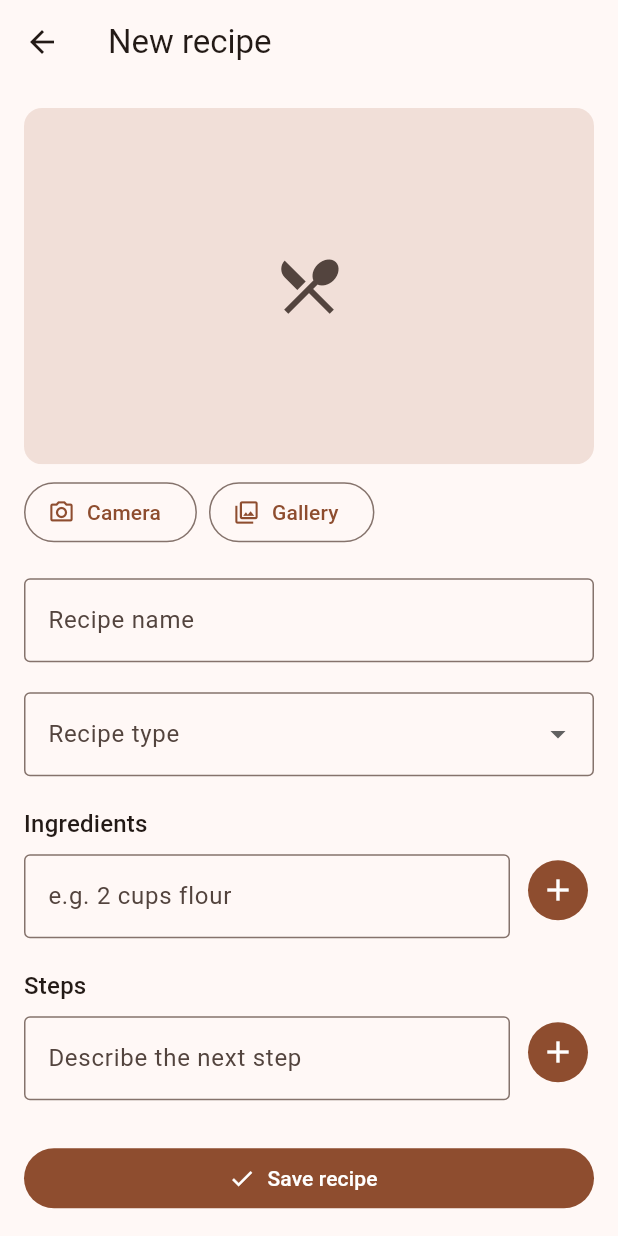
After one commit to wilymanhoward/recipe_app, a Flutter app: the screen it shows after launch, after a tap on "Add recipe", on a phone screen of 412 x 824 dp. The commit adds this screen. Run offline on Flutter 3.47's test engine with Material 3 defaults, Android fonts, the phone set to English and light mode, and no system bars; our stand-ins replace get_it, image_picker, material_ui, sqflite; accounts and stored records are empty.

Commit message:
Phase 3: create/edit recipe form with photo, ingredients and steps

```diff
--- a/lib/core/di/locator.dart
+++ b/lib/core/di/locator.dart
@@ -2,6 +2,7 @@ import 'package:flutter/services.dart';
 import 'package:get_it/get_it.dart';
 
 import '../../data/local/app_database.dart';
+import '../../data/local/image_storage.dart';
 import '../../data/repositories/recipe_repository.dart';
 import '../../data/repositories/recipe_type_repository.dart';
 
@@ -19,5 +20,6 @@ Future<void> setupLocator() async {
     )
     ..registerLazySingleton<RecipeTypeRepository>(
       () => AssetRecipeTypeRepository(rootBundle),
-    );
+    )
+    ..registerLazySingleton<ImageStorage>(DeviceImageStorage.new);
 }
--- /dev/null
+++ b/lib/viewmodels/recipe_form_view_model.dart
@@ -0,0 +1,210 @@
+import 'dart:async';
+
+import 'package:flutter/foundation.dart';
+import 'package:image_picker/image_picker.dart';
+
+import '../data/local/image_storage.dart';
+import '../data/repositories/recipe_repository.dart';
+import '../data/repositories/recipe_type_repository.dart';
+import '../models/recipe.dart';
+import '../models/recipe_type.dart';
+
+enum RecipeSection { ingredients, steps }
+
+/// State for the create/edit form. With [initial] it edits that recipe,
+/// otherwise it creates a new one.
+class RecipeFormViewModel extends ChangeNotifier {
+  RecipeFormViewModel({
+    // Private named parameters: callers still write `recipeRepository:`.
+    required this._recipeRepository,
+    required RecipeTypeRepository recipeTypeRepository,
+    required this._imageStorage,
+    Recipe? initial,
+  }) : _initial = initial,
+       recipeTypes = recipeTypeRepository.getAll(),
+       _title = initial?.title ?? '',
+       _typeId = initial?.typeId,
+       _imagePath = initial?.imagePath,
+       _items = {
+         RecipeSection.ingredients: [...?initial?.ingredients],
+         RecipeSection.steps: [...?initial?.steps],
+       };
+
+  final RecipeRepository _recipeRepository;
+  final ImageStorage _imageStorage;
+  final Recipe? _initial;
+  final Future<List<RecipeType>> recipeTypes;
+
+  String _title;
+  int? _typeId;
+  String? _imagePath;
+  final Map<RecipeSection, List<String>> _items;
+  bool _hasChanges = false;
+  bool _isSaving = false;
+  bool _isSaved = false;
+  bool _isDisposed = false;
+  String? _errorMessage;
+
+  bool get isEditing => _initial != null;
+  String get title => _title;
+  int? get typeId => _typeId;
+  String? get imagePath => _imagePath;
+  bool get isSaving => _isSaving;
+
+  /// Message for a failed pick or save, shown once by the view.
+  String? get errorMessage => _errorMessage;
+
+  /// True when leaving now would lose the user's edits.
+  bool get hasUnsavedChanges => _hasChanges && !_isSaved;
+
+  List<String> items(RecipeSection section) =>
+      List.unmodifiable(_items[section]!);
+
+  void setTitle(String value) {
+    _title = value;
+    _changed();
+  }
+
+  void setType(int? typeId) {
+    _typeId = typeId;
+    _changed();
+  }
+
+  void addItem(RecipeSection section, String text) {
+    final value = text.trim();
+    if (value.isEmpty) return;
+    _items[section]!.add(value);
+    _changed();
+  }
+
+  void updateItem(RecipeSection section, int index, String text) {
+    final value = text.trim();
+    if (value.isEmpty) return;
+    _items[section]![index] = value;
+    _changed();
+  }
+
+  void removeItem(RecipeSection section, int index) {
+    _items[section]!.removeAt(index);
+    _changed();
+  }
+
+  void moveItem(RecipeSection section, int oldIndex, int newIndex) {
+    final list = _items[section]!;
+    list.insert(newIndex, list.removeAt(oldIndex));
+    _changed();
+  }
+
+  Future<void> pickImage(ImageSource source) async {
+    try {
+      final path = await _imageStorage.pick(source);
+      if (path == null) return;
+      if (_isDisposed) {
+        // The form was closed while the picker was open.
+        unawaited(_imageStorage.delete(path));
+        return;
+      }
+      _replaceImage(path);
+    } catch (_) {
+      if (_isDisposed) return;
+      _errorMessage = 'Could not load that photo.';
+      notifyListeners();
+    }
+  }
+
+  void removeImage() => _replaceImage(null);
+
+  void clearError() => _errorMessage = null;
+
+  String? validateTitle(String? value) =>
+      (value ?? '').trim().isEmpty ? 'Enter a recipe name' : null;
+
+  String? validateType(int? value) =>
+      value == null ? 'Choose a recipe type' : null;
+
+  String? validateItems(RecipeSection section) {
+    if (_items[section]!.isNotEmpty) return null;
+    return section == RecipeSection.ingredients
+        ? 'Add at least one ingredient'
+        : 'Add at least one step';
+  }
+
+  /// Returns the saved recipe, or null if saving failed or the form is
+  /// incomplete (then [errorMessage] says why).
+  Future<Recipe?> save() async {
+    final typeId = _typeId;
+    if (_isSaving) return null;
+    if (validateTitle(_title) != null ||
+        typeId == null ||
+        validateItems(RecipeSection.ingredients) != null ||
+        validateItems(RecipeSection.steps) != null) {
+      _errorMessage = 'Please complete the highlighted fields.';
+      notifyListeners();
+      return null;
+    }
+
+    _isSaving = true;
+    _errorMessage = null;
+    notifyListeners();
+    try {
+      final initial = _initial;
+      final recipe = Recipe(
+        id: initial?.id,
+        title: _title.trim(),
+        typeId: typeId,
+        imagePath: _imagePath,
+        ingredients: List.of(_items[RecipeSection.ingredients]!),
+        steps: List.of(_items[RecipeSection.steps]!),
+        createdAt: initial?.createdAt ?? DateTime.now(),
+      );
+
+      final Recipe saved;
+      if (initial == null) {
+        saved = await _recipeRepository.insert(recipe);
+      } else {
+        await _recipeRepository.update(recipe);
+        saved = recipe;
+        // Only now is the old photo no longer referenced by the database.
+        final oldImage = initial.imagePath;
+        if (oldImage != null && oldImage != _imagePath) {
+          unawaited(_imageStorage.delete(oldImage));
+        }
+      }
+      _isSaved = true;
+      return saved;
+    } catch (_) {
+      _errorMessage = 'Could not save the recipe. Please try again.';
+      return null;
+    } finally {
+      _isSaving = false;
+      notifyListeners();
+    }
+  }
+
+  void _replaceImage(String? path) {
+    _deleteIfUnsaved(_imagePath);
+    _imagePath = path;
+    _changed();
+  }
+
+  /// Deletes a photo picked in this form that the database never saw.
+  /// The recipe's original photo is kept until the edit is saved.
+  void _deleteIfUnsaved(String? path) {
+    if (path != null && path != _initial?.imagePath) {
+      unawaited(_imageStorage.delete(path));
+    }
+  }
+
+  void _changed() {
+    _hasChanges = true;
+    notifyListeners();
+  }
+
+  @override
+  void dispose() {
+    // Leaving without saving: clean up any photo picked in this form.
+    if (!_isSaved) _deleteIfUnsaved(_imagePath);
+    _isDisposed = true;
+    super.dispose();
+  }
+}
--- /dev/null
+++ b/lib/views/recipes/editable_list_field.dart
@@ -0,0 +1,186 @@
+import 'package:material_ui/material_ui.dart';
+
+/// An editable list of text items (ingredients or steps): add with the text
+/// field, tap an item to edit it, drag the handle to reorder, delete with
+/// the bin icon.
+class EditableListField extends StatefulWidget {
+  const EditableListField({
+    super.key,
+    required this.label,
+    required this.hintText,
+    required this.items,
+    required this.numbered,
+    required this.onAdd,
+    required this.onEdit,
+    required this.onRemove,
+    required this.onReorder,
+    this.errorText,
+  });
+
+  final String label;
+  final String hintText;
+  final List<String> items;
+
+  /// Numbers the items (steps) instead of using bullets (ingredients).
+  final bool numbered;
+  final ValueChanged<String> onAdd;
+  final void Function(int index, String value) onEdit;
+  final ValueChanged<int> onRemove;
+  final void Function(int oldIndex, int newIndex) onReorder;
+  final String? errorText;
+
+  @override
+  State<EditableListField> createState() => _EditableListFieldState();
+}
+
+class _EditableListFieldState extends State<EditableListField> {
+  final TextEditingController _controller = TextEditingController();
+
+  @override
+  void dispose() {
+    _controller.dispose();
+    super.dispose();
+  }
+
+  void _add() {
+    if (_controller.text.trim().isEmpty) return;
+    widget.onAdd(_controller.text);
+    _controller.clear();
+  }
+
+  Future<void> _edit(int index) async {
+    final value = await showDialog<String>(
+      context: context,
+      builder: (_) => _EditItemDialog(
+        title: 'Edit ${widget.numbered ? 'step' : 'ingredient'}',
+        initialValue: widget.items[index],
+      ),
+    );
+    if (value != null) widget.onEdit(index, value);
+  }
+
+  @override
+  Widget build(BuildContext context) {
+    final theme = Theme.of(context);
+    final errorText = widget.errorText;
+
+    return Column(
+      crossAxisAlignment: CrossAxisAlignment.stretch,
+      children: [
+        Text(widget.label, style: theme.textTheme.titleMedium),
+        const SizedBox(height: 4),
+        ReorderableListView.builder(
+          shrinkWrap: true,
+          physics: const NeverScrollableScrollPhysics(),
+          buildDefaultDragHandles: false,
+          itemCount: widget.items.length,
+          onReorderItem: widget.onReorder,
+          itemBuilder: (context, index) {
+            final item = widget.items[index];
+            return ListTile(
+              key: ValueKey('$index:$item'),
+              contentPadding: EdgeInsets.zero,
+              leading: widget.numbered
+                  ? CircleAvatar(radius: 14, child: Text('${index + 1}'))
+                  : const Icon(Icons.circle, size: 8),
+              title: Text(item),
+              onTap: () => _edit(index),
+              trailing: Row(
+                mainAxisSize: MainAxisSize.min,
+                children: [
+                  IconButton(
+                    tooltip: 'Delete',
+                    icon: const Icon(Icons.delete_outline),
+                    onPressed: () => widget.onRemove(index),
+                  ),
+                  ReorderableDragStartListener(
+                    index: index,
+                    child: const Padding(
+                      padding: EdgeInsets.all(8),
+                      child: Icon(Icons.drag_handle),
+                    ),
+                  ),
+                ],
+              ),
+            );
+          },
+        ),
+        const SizedBox(height: 4),
+        Row(
+          crossAxisAlignment: CrossAxisAlignment.start,
+          children: [
+            Expanded(
+              child: TextField(
+                controller: _controller,
+                // Single line so Enter adds the item instead of a newline.
+                textCapitalization: TextCapitalization.sentences,
+                textInputAction: TextInputAction.done,
+                onSubmitted: (_) => _add(),
+                decoration: InputDecoration(
+                  hintText: widget.hintText,
+                  errorText: errorText,
+                ),
+              ),
+            ),
+            const SizedBox(width: 8),
+            IconButton.filled(
+              tooltip: 'Add',
+              icon: const Icon(Icons.add),
+              onPressed: _add,
+            ),
+          ],
+        ),
+      ],
+    );
+  }
+}
+
+class _EditItemDialog extends StatefulWidget {
+  const _EditItemDialog({required this.title, required this.initialValue});
+
+  final String title;
+  final String initialValue;
+
+  @override
+  State<_EditItemDialog> createState() => _EditItemDialogState();
+}
+
+class _EditItemDialogState extends State<_EditItemDialog> {
+  late final TextEditingController _controller = TextEditingController(
+    text: widget.initialValue,
+  );
+
+  @override
+  void dispose() {
+    _controller.dispose();
+    super.dispose();
+  }
+
+  void _submit() {
+    if (_controller.text.trim().isEmpty) return;
+    Navigator.of(context).pop(_controller.text);
+  }
+
+  @override
+  Widget build(BuildContext context) {
+    return AlertDialog(
+      title: Text(widget.title),
+      content: TextField(
+        controller: _controller,
+        autofocus: true,
+        minLines: 1,
+        maxLines: 6,
+        textCapitalization: TextCapitalization.sentences,
+        textInputAction: TextInputAction.done,
+        onSubmitted: (_) => _submit(),
+      ),
+      actions: [
+        TextButton(
+          onPressed: () => Navigator.of(context).pop(),
+          child: const Text('Cancel'),
+        ),
+        FilledButton(onPressed: _submit, child: const Text('Save')),
+      ],
+    );
+  }
+}
--- a/lib/views/recipes/recipe_card.dart
+++ b/lib/views/recipes/recipe_card.dart
@@ -20,6 +20,9 @@ class RecipeCard extends StatelessWidget {
   final Recipe recipe;
   final String typeName;
   final VoidCallback? onTap;
+
+  static String _count(int count, String noun) =>
+      '$count $noun${count == 1 ? '' : 's'}';
 
   @override
   Widget build(BuildContext context) {
@@ -57,8 +60,8 @@ class RecipeCard extends StatelessWidget {
                     ),
                     const Spacer(),
                     Text(
-                      '${recipe.ingredients.length} ingredients · '
-                      '${recipe.steps.length} steps',
+                      '${_count(recipe.ingredients.length, 'ingredient')} · '
+                      '${_count(recipe.steps.length, 'step')}',
                       maxLines: 1,
                       overflow: TextOverflow.ellipsis,
                       style: theme.textTheme.bodySmall?.copyWith(
--- /dev/null
+++ b/lib/views/recipes/recipe_form_page.dart
@@ -0,0 +1,263 @@
+import 'package:image_picker/image_picker.dart';
+import 'package:material_ui/material_ui.dart';
+import 'package:provider/provider.dart';
+
+import '../../core/di/locator.dart';
+import '../../models/recipe.dart';
+import '../../models/recipe_type.dart';
+import '../../viewmodels/recipe_form_view_model.dart';
+import '../widgets/recipe_image.dart';
+import 'editable_list_field.dart';
+
+/// Create a recipe, or edit [Recipe] when one is passed to [route].
+/// Pops with the saved recipe.
+class RecipeFormPage extends StatefulWidget {
+  const RecipeFormPage({super.key});
+
+  static Route<Recipe> route({Recipe? recipe}) {
+    return MaterialPageRoute<Recipe>(
+      builder: (_) => ChangeNotifierProvider(
+        create: (_) => RecipeFormViewModel(
+          recipeRepository: locator(),
+          recipeTypeRepository: locator(),
+          imageStorage: locator(),
+          initial: recipe,
+        ),
+        child: const RecipeFormPage(),
+      ),
+    );
+  }
+
+  @override
+  State<RecipeFormPage> createState() => _RecipeFormPageState();
+}
+
+class _RecipeFormPageState extends State<RecipeFormPage> {
+  final GlobalKey<FormState> _formKey = GlobalKey<FormState>();
+
+  Future<void> _save(RecipeFormViewModel viewModel) async {
+    FocusScope.of(context).unfocus();
+    if (!_formKey.currentState!.validate()) return;
+    final saved = await viewModel.save();
+    if (!mounted || saved == null) return;
+    Navigator.of(context).pop(saved);
+  }
+
+  Future<void> _confirmDiscard() async {
+    final discard = await showDialog<bool>(
+      context: context,
+      builder: (context) => AlertDialog(
+        title: const Text('Discard changes?'),
+        content: const Text('Your changes to this recipe will be lost.'),
+        actions: [
+          TextButton(
+            onPressed: () => Navigator.of(context).pop(false),
+            child: const Text('Keep editing'),
+          ),
+          FilledButton(
+            onPressed: () => Navigator.of(context).pop(true),
+            child: const Text('Discard'),
+          ),
+        ],
+      ),
+    );
+    if ((discard ?? false) && mounted) Navigator.of(context).pop();
+  }
+
+  void _showError(RecipeFormViewModel viewModel) {
+    final message = viewModel.errorMessage;
+    if (message == null) return;
+    viewModel.clearError();
+    WidgetsBinding.instance.addPostFrameCallback((_) {
+      if (!mounted) return;
+      ScaffoldMessenger.of(context)
+        ..hideCurrentSnackBar()
+        ..showSnackBar(SnackBar(content: Text(message)));
+    });
+  }
+
+  @override
+  Widget build(BuildContext context) {
+    final viewModel = context.watch<RecipeFormViewModel>();
+    _showError(viewModel);
+
+    return PopScope<Recipe>(
+      canPop: !viewModel.hasUnsavedChanges,
+      onPopInvokedWithResult: (didPop, _) {
+        if (!didPop) _confirmDiscard();
+      },
+      child: Scaffold(
+        appBar: AppBar(
+          title: Text(viewModel.isEditing ? 'Edit recipe' : 'New recipe'),
+        ),
+        body: SafeArea(
+          child: FutureBuilder<List<RecipeType>>(
+            future: viewModel.recipeTypes,
+            builder: (context, snapshot) {
+              if (snapshot.hasError) {
+                return const Center(
+                  child: Text('Could not load recipe types.'),
+                );
+              }
+              if (!snapshot.hasData) {
+                return const Center(child: CircularProgressIndicator());
+              }
+              return _buildForm(viewModel, snapshot.requireData);
+            },
+          ),
+        ),
+      ),
+    );
+  }
+
+  Widget _buildForm(RecipeFormViewModel viewModel, List<RecipeType> types) {
+    const gap = SizedBox(height: 20);
+
+    return Form(
+      key: _formKey,
+      child: SingleChildScrollView(
+        padding: const EdgeInsets.all(16),
+        child: Center(
+          // Keeps lines readable on tablets and in landscape.
+          child: ConstrainedBox(
+            constraints: const BoxConstraints(maxWidth: 720),
+            child: Column(
+              crossAxisAlignment: CrossAxisAlignment.stretch,
+              children: [
+                _ImagePickerSection(viewModel: viewModel),
+                gap,
+                TextFormField(
+                  initialValue: viewModel.title,
+                  decoration: const InputDecoration(labelText: 'Recipe name'),
+                  textCapitalization: TextCapitalization.words,
+                  textInputAction: TextInputAction.next,
+                  onChanged: viewModel.setTitle,
+                  validator: viewModel.validateTitle,
+                ),
+                gap,
+                DropdownButtonFormField<int>(
+                  initialValue: viewModel.typeId,
+                  isExpanded: true,
+                  decoration: const InputDecoration(labelText: 'Recipe type'),
+                  items: [
+                    for (final type in types)
+                      DropdownMenuItem(value: type.id, child: Text(type.name)),
+                  ],
+                  onChanged: viewModel.setType,
+                  validator: viewModel.validateType,
+                ),
+                gap,
+                _sectionField(
+                  viewModel,
+                  RecipeSection.ingredients,
+                  label: 'Ingredients',
+                  hintText: 'e.g. 2 cups flour',
+                ),
+                gap,
+                _sectionField(
+                  viewModel,
+                  RecipeSection.steps,
+                  label: 'Steps',
+                  hintText: 'Describe the next step',
+                ),
+                const SizedBox(height: 28),
+                FilledButton.icon(
+                  onPressed: viewModel.isSaving ? null : () => _save(viewModel),
+                  icon: viewModel.isSaving
+                      ? const SizedBox.square(
+                          dimension: 18,
+                          child: CircularProgressIndicator(strokeWidth: 2),
+                        )
+                      : const Icon(Icons.check),
+                  label: Text(
+                    viewModel.isEditing ? 'Save changes' : 'Save recipe',
+                  ),
+                ),
+              ],
+            ),
+          ),
+        ),
+      ),
+    );
+  }
+
+  /// Wraps the list editor in a FormField so Form.validate() also checks
+  /// that the list is not empty.
+  Widget _sectionField(
+    RecipeFormViewModel viewModel,
+    RecipeSection section, {
+    required String label,
+    required String hintText,
+  }) {
+    return FormField<void>(
+      validator: (_) => viewModel.validateItems(section),
+      builder: (field) {
+        void afterChange() {
+          // Clear the error as soon as the list becomes valid.
+          if (field.hasError) field.validate();
+        }
+
+        return EditableListField(
+          label: label,
+          hintText: hintText,
+          items: viewModel.items(section),
+          numbered: section == RecipeSection.steps,
+          errorText: field.errorText,
+          onAdd: (value) {
+            viewModel.addItem(section, value);
+            afterChange();
+          },
+          onEdit: (index, value) => viewModel.updateItem(section, index, value),
+          onRemove: (index) => viewModel.removeItem(section, index),
+          onReorder: (oldIndex, newIndex) =>
+              viewModel.moveItem(section, oldIndex, newIndex),
+        );
+      },
+    );
+  }
+}
+
+class _ImagePickerSection extends StatelessWidget {
+  const _ImagePickerSection({required this.viewModel});
+
+  final RecipeFormViewModel viewModel;
+
+  @override
+  Widget build(BuildContext context) {
+    return Column(
+      crossAxisAlignment: CrossAxisAlignment.stretch,
+      children: [
+        ClipRRect(
+          borderRadius: BorderRadius.circular(12),
+          child: AspectRatio(
+            aspectRatio: 16 / 10,
+            child: RecipeImage(imagePath: viewModel.imagePath),
+          ),
+        ),
+        const SizedBox(height: 8),
+        Wrap(
+          spacing: 8,
+          runSpacing: 8,
+          children: [
+            OutlinedButton.icon(
+              onPressed: () => viewModel.pickImage(ImageSource.camera),
+              icon: const Icon(Icons.photo_camera_outlined),
+              label: const Text('Camera'),
+            ),
+            OutlinedButton.icon(
+              onPressed: () => viewModel.pickImage(ImageSource.gallery),
+              icon: const Icon(Icons.photo_library_outlined),
+              label: const Text('Gallery'),
+            ),
+            if (viewModel.imagePath != null)
+              TextButton.icon(
+                onPressed: viewModel.removeImage,
+                icon: const Icon(Icons.delete_outline),
+                label: const Text('Remove photo'),
+              ),
+          ],
+        ),
+      ],
+    );
+  }
+}
--- a/lib/views/recipes/recipe_list_page.dart
+++ b/lib/views/recipes/recipe_list_page.dart
@@ -5,6 +5,7 @@ import '../../models/recipe.dart';
 import '../../models/recipe_type.dart';
 import '../../viewmodels/recipe_list_view_model.dart';
 import 'recipe_card.dart';
+import 'recipe_form_page.dart';
 import 'type_filter_dropdown.dart';
 
 class RecipeListPage extends StatelessWidget {
@@ -12,6 +13,14 @@ class RecipeListPage extends StatelessWidget {
 
   static const double _padding = 16;
   static const double _spacing = 12;
+  static const double _fabClearance = 88;
+
+  Future<void> _addRecipe(BuildContext context) async {
+    final saved = await Navigator.of(context).push(RecipeFormPage.route());
+    if (saved == null || !context.mounted) return;
+    ScaffoldMessenger.of(context)
+        .showSnackBar(SnackBar(content: Text('"${saved.title}" saved')));
+  }
 
   @override
   Widget build(BuildContext context) {
@@ -19,6 +28,11 @@ class RecipeListPage extends StatelessWidget {
 
     return Scaffold(
       appBar: AppBar(title: const Text('Recipe Book')),
+      floatingActionButton: FloatingActionButton.extended(
+        onPressed: () => _addRecipe(context),
+        icon: const Icon(Icons.add),
+        label: const Text('Add recipe'),
+      ),
       body: SafeArea(
         child: FutureBuilder<List<RecipeType>>(
           future: viewModel.recipeTypes,
@@ -102,7 +116,8 @@ class RecipeListPage extends StatelessWidget {
     final typeNames = {for (final type in types) type.id: type.name};
 
     return SliverPadding(
-      padding: const EdgeInsets.fromLTRB(_padding, 0, _padding, _padding),
+      // Extra bottom space so the last card can scroll above the button.
+      padding: const EdgeInsets.fromLTRB(_padding, 0, _padding, _fabClearance),
       sliver: SliverLayoutBuilder(
         builder: (context, constraints) {
           final width = constraints.crossAxisExtent;
```
Also changed, not shown: lib/data/local/image_storage.dart (added, +54 -0 lines), 5 other files.
